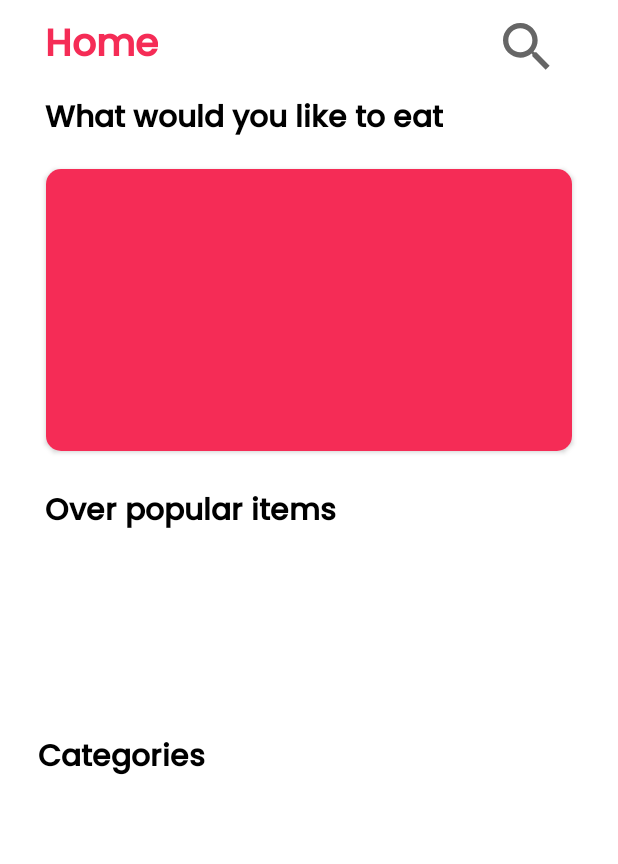
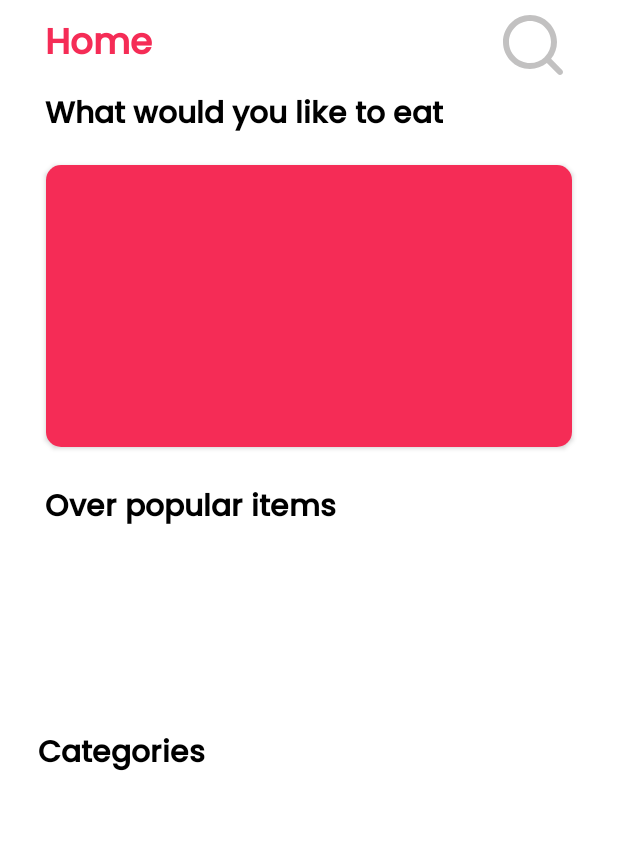
Before and after one commit to AmrNasserSaad/EasyFood, an Android app: the screen it shows after launch (MainActivity), on a phone screen of 412 x 824 dp. Shown: the top 864 px of the screen. Run offline under Robolectric (Android 15) with nearby library versions, the phone set to English and light mode, and no system bars; our stand-ins replace Room's generated code, navigation-ui; pictures from the network do not load.

```diff
--- a/app/src/main/java/com/example/easyfood/adapters/FavoritesMealsAdapter.kt
+++ b/app/src/main/java/com/example/easyfood/adapters/MealsAdapter.kt
@@ -1,6 +1,5 @@
 package com.example.easyfood.adapters
 
-import android.opengl.GLDebugHelper
 import android.view.LayoutInflater
 import android.view.ViewGroup
 import androidx.recyclerview.widget.AsyncListDiffer
@@ -11,7 +10,7 @@ import com.bumptech.glide.Glide
 import com.example.easyfood.databinding.MealItemBinding
 import com.example.easyfood.pojo.Meal
 
-class FavoritesMealsAdapter :RecyclerView.Adapter<FavoritesMealsAdapter.FavoritesMealsAdapterViewHolder> (){
+class MealsAdapter :RecyclerView.Adapter<MealsAdapter.FavoritesMealsAdapterViewHolder> (){
 
     inner class FavoritesMealsAdapterViewHolder( val binding:MealItemBinding) : ViewHolder(binding.root)
 
--- a/app/src/main/java/com/example/easyfood/fragments/HomeFragment.kt
+++ b/app/src/main/java/com/example/easyfood/fragments/HomeFragment.kt
@@ -7,9 +7,11 @@ import android.view.View
 import android.view.ViewGroup
 import androidx.fragment.app.Fragment
 import androidx.lifecycle.Observer
+import androidx.navigation.fragment.findNavController
 import androidx.recyclerview.widget.GridLayoutManager
 import androidx.recyclerview.widget.LinearLayoutManager
 import com.bumptech.glide.Glide
+import com.example.easyfood.R
 import com.example.easyfood.activities.CategoryMealsActivity
 import com.example.easyfood.activities.MainActivity
 import com.example.easyfood.activities.MealActivity
@@ -78,6 +80,15 @@ class HomeFragment : Fragment() {
         onCategoryClick()
 
 
+        onSearchIconClick()
+
+
+    }
+
+    private fun onSearchIconClick() {
+         binding.imgSearch.setOnClickListener {
+             findNavController().navigate(R.id.action_homeFragment_to_searchFragment)
+         }
     }
 
     private fun onCategoryClick() {
--- a/app/src/main/java/com/example/easyfood/retrofit/MealApi.kt
+++ b/app/src/main/java/com/example/easyfood/retrofit/MealApi.kt
@@ -22,4 +22,7 @@ interface MealApi {
 
     @GET("filter.php")
     fun getMealsByCategory(@Query("c") categoryName: String) : Call<MealsByCategoryList>
+
+    @GET("search.php")
+    fun searchMeals(@Query("s") searchQuery:String) : Call<MealList>
 }
--- /dev/null
+++ b/app/src/main/res/drawable/baseline_arrow_forward_24.xml
@@ -0,0 +1,5 @@
+<vector android:autoMirrored="true" android:height="24dp"
+    android:tint="#787878" android:viewportHeight="24"
+    android:viewportWidth="24" android:width="24dp" xmlns:android="http://schemas.android.com/apk/res/android">
+    <path android:fillColor="@android:color/white" android:pathData="M12,4l-1.41,1.41L16.17,11H4v2h12.17l-5.58,5.59L12,20l8,-8z"/>
+</vector>
--- a/app/src/main/res/layout/fragment_home.xml
+++ b/app/src/main/res/layout/fragment_home.xml
@@ -53,17 +53,18 @@
                         android:fontFamily="@font/myfont"
                         android:text="Home"
                         android:textColor="@color/accent"
-                        android:textSize="25sp"
+                        android:textSize="24sp"
                         android:textStyle="bold" />
 
                     <ImageView
                         android:id="@+id/img_search"
-                        android:layout_width="32dp"
+                        android:layout_width="48dp"
                         android:layout_height="match_parent"
                         android:layout_gravity="bottom|center"
                         android:layout_marginStart="230dp"
                         android:scaleType="centerCrop"
-                        android:src="@drawable/ic_baseline_search_24" />
+                        app:tint="@color/g_gray"
+                        android:src="@drawable/icon_search" />
                 </LinearLayout>
 
                 <TextView
--- a/app/src/main/res/navigation/nav_graph.xml
+++ b/app/src/main/res/navigation/nav_graph.xml
@@ -9,7 +9,11 @@
         android:id="@+id/homeFragment"
         android:name="com.example.easyfood.fragments.HomeFragment"
         android:label="fragment_home"
-        tools:layout="@layout/fragment_home" />
+        tools:layout="@layout/fragment_home" >
+        <action
+            android:id="@+id/action_homeFragment_to_searchFragment"
+            app:destination="@id/searchFragment" />
+    </fragment>
     <fragment
         android:id="@+id/favoritesFragment"
         android:name="com.example.easyfood.fragments.FavoritesFragment"
@@ -20,4 +24,13 @@
         android:name="com.example.easyfood.fragments.CategoriesFragment"
         android:label="fragment_categories"
         tools:layout="@layout/fragment_categories" />
+    <fragment
+        android:id="@+id/searchFragment"
+        android:name="com.example.easyfood.fragments.SearchFragment"
+        android:label="fragment_search"
+        tools:layout="@layout/fragment_search" >
+        <action
+            android:id="@+id/action_searchFragment_to_homeFragment"
+            app:destination="@id/homeFragment" />
+    </fragment>
 </navigation>
--- a/app/src/main/res/values/colors.xml
+++ b/app/src/main/res/values/colors.xml
@@ -7,5 +7,6 @@
     <color name="accent">#f52c56</color>
 
     <color name="g_black">#33405f</color>
+    <color name="g_gray">#C2C1C1</color>
 
 </resources>
```
Also changed, not shown: app/src/main/java/com/example/easyfood/fragments/CategoriesFragment.kt (+49 -3 lines), app/src/main/java/com/example/easyfood/fragments/FavoritesFragment.kt (+11 -3 lines), app/src/main/java/com/example/easyfood/fragments/SearchFragment.kt (added, +96 -0 lines), app/src/main/java/com/example/easyfood/viewModel/HomeViewModel.kt (+26 -0 lines), app/src/main/res/drawable/search_box_background.xml (added, +8 -0 lines), app/src/main/res/layout/category_item.xml (+4 -4 lines), app/src/main/res/layout/fragment_categories.xml (+7 -6 lines), app/src/main/res/layout/fragment_search.xml (added, +56 -0 lines).
